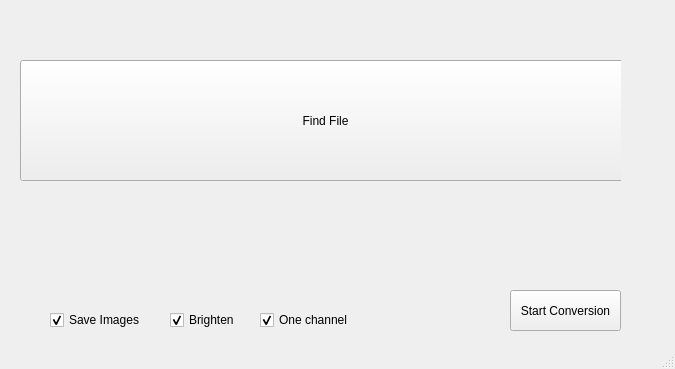
CharlieAshdown/FlyBrains, file UI/Video_Visualiser_Main.ui: the form before one commit.
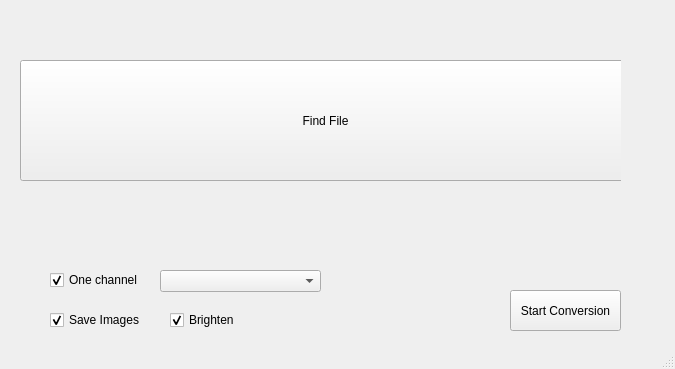
The form after the commit.

Commit message: visualiser app now allows user to select channel

Diff of the .ui file:
```diff
--- a/UI/Video_Visualiser_Main.ui
+++ b/UI/Video_Visualiser_Main.ui
@@ -65,10 +65,10 @@
    <widget class="QLabel" name="label_3">
     <property name="geometry">
      <rect>
-      <x>30</x>
-      <y>220</y>
+      <x>20</x>
+      <y>190</y>
       <width>601</width>
-      <height>61</height>
+      <height>51</height>
      </rect>
     </property>
     <property name="text">
@@ -113,8 +113,8 @@
    <widget class="QCheckBox" name="checkBox_3">
     <property name="geometry">
      <rect>
-      <x>260</x>
-      <y>310</y>
+      <x>50</x>
+      <y>270</y>
       <width>111</width>
       <height>20</height>
      </rect>
@@ -126,6 +126,46 @@
      <bool>true</bool>
     </property>
    </widget>
+   <widget class="QComboBox" name="comboBox">
+    <property name="enabled">
+     <bool>true</bool>
+    </property>
+    <property name="geometry">
+     <rect>
+      <x>160</x>
+      <y>270</y>
+      <width>161</width>
+      <height>22</height>
+     </rect>
+    </property>
+    <property name="editable">
+     <bool>false</bool>
+    </property>
+    <property name="currentText">
+     <string/>
+    </property>
+    <property name="maxVisibleItems">
+     <number>3</number>
+    </property>
+    <property name="placeholderText">
+     <string>channel</string>
+    </property>
+    <item>
+     <property name="text">
+      <string>R</string>
+     </property>
+    </item>
+    <item>
+     <property name="text">
+      <string>G</string>
+     </property>
+    </item>
+    <item>
+     <property name="text">
+      <string>B</string>
+     </property>
+    </item>
+   </widget>
   </widget>
   <widget class="QStatusBar" name="statusbar"/>
  </widget>
```
The commit also changes 3 other files.
